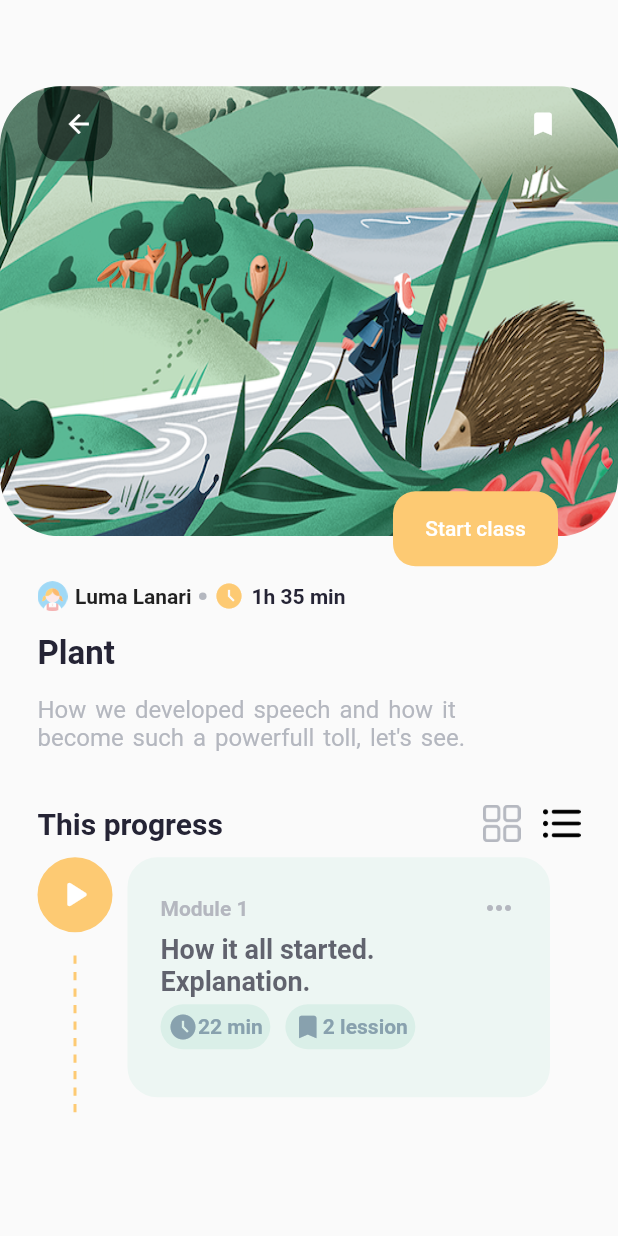
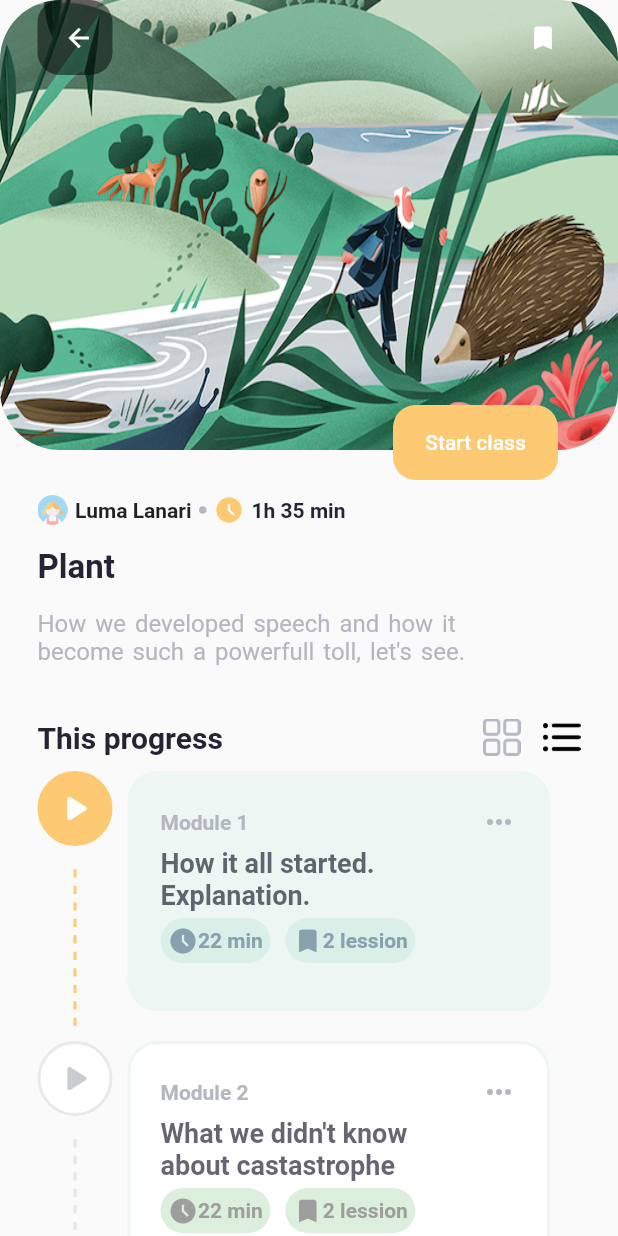
Before and after one commit to beshprakash11/course_app, a Flutter app: the screen it shows after launch, after a tap on "Start", on a phone screen of 412 x 824 dp. Run offline on Flutter 3.47's test engine with Material 2 defaults, Android fonts, the phone set to English and light mode, and no system bars; our stand-ins replace percent_indicator.

Commit message:
Add 2nd modeul3

```diff
--- a/lib/models/module.dart
+++ b/lib/models/module.dart
@@ -36,7 +36,22 @@ class Module{
         kPrimaryDark,
         '22 min',
         '2 lession'
-      )
+      ),
+      Module(
+        kFontLignt.withOpacity(0.3),
+        Colors.white,
+        kFontLignt.withOpacity(0.7),
+        Icons.play_arrow_rounded,
+        'Module 2',
+        'What we didn\'t know\nabout castastrophe',
+        kPrimaryLight,
+        Colors.white,
+        Colors.green.withOpacity(0.2),
+        Colors.grey,
+        '22 min',
+        '2 lession'
+      ),
+
     ];
   }
 }
--- a/lib/screens/detail/widget/course_progress.dart
+++ b/lib/screens/detail/widget/course_progress.dart
@@ -30,7 +30,8 @@ class CourseProgress extends StatelessWidget {
               )
             ],
           ),
-          CourseModule(modulesList[0])
+          ...modulesList.map((e) => CourseModule(e)).toList()
+          //CourseModule(modulesList[0])
         ],
       ),
     );
```
